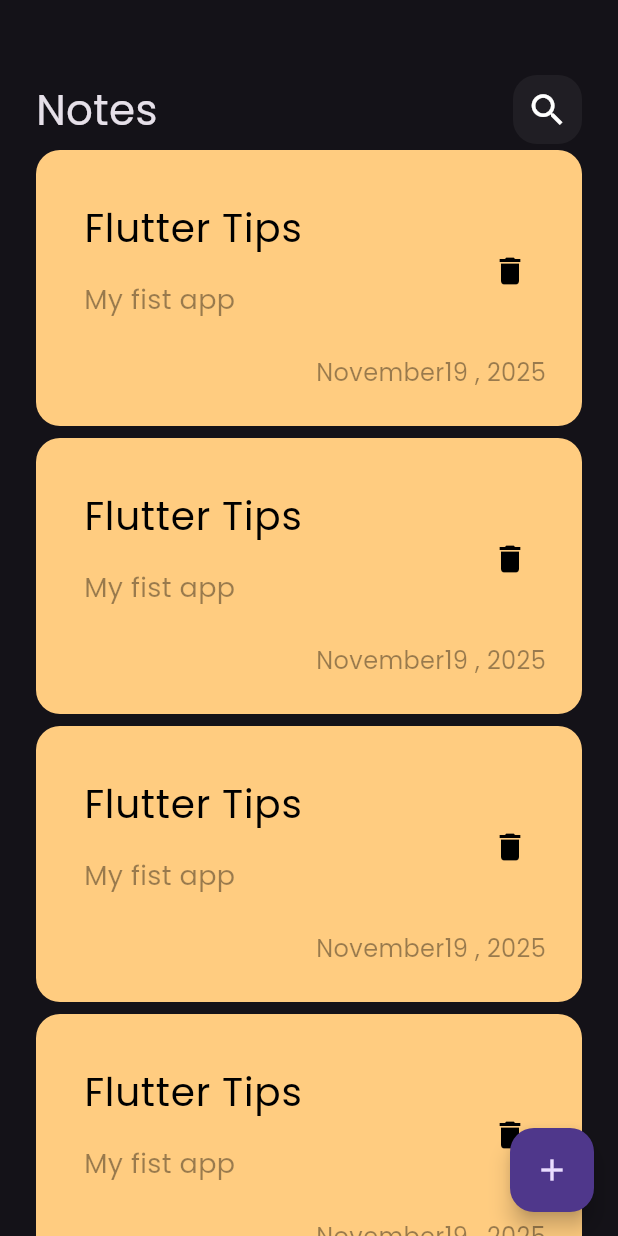
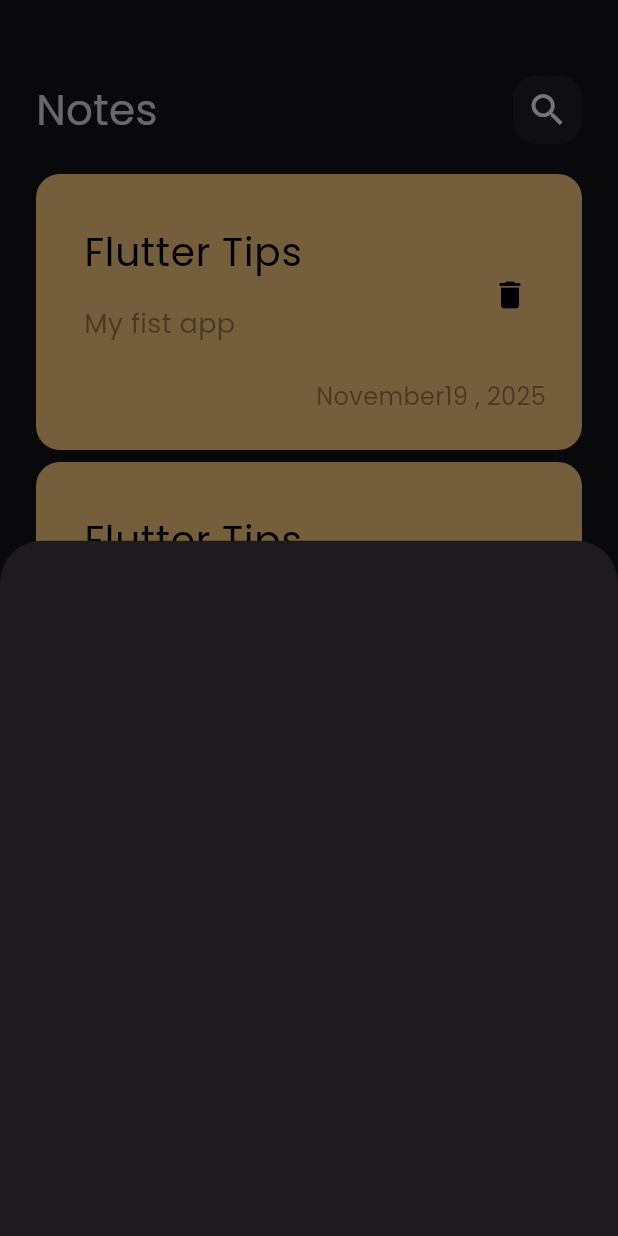
Before and after one commit to Yehia-Yehia1/notes_app, a Flutter app: the screen it shows after launch, after a tap on the "add" icon, on a phone screen of 412 x 824 dp. Run offline on Flutter 3.47's test engine with Material 3 defaults, Android fonts, the phone set to English and light mode, and no system bars.

Commit message:
add note buttom sheet

```diff
--- a/app/lib/views/notes_view.dart
+++ b/app/lib/views/notes_view.dart
@@ -1,3 +1,4 @@
+import 'package:app/views/widgets/add_note_bottom_sheet.dart';
 import 'package:flutter/material.dart';
 
 import 'widgets/notes_view_body.dart';
@@ -9,7 +10,14 @@ class NotesView extends StatelessWidget {
   Widget build(BuildContext context) {
     return Scaffold(
       floatingActionButton: FloatingActionButton(
-        onPressed: () {},
+        onPressed: () {
+          showModalBottomSheet(
+            context: context,
+            builder: (context) {
+              return const AddNoteBottomSheet();
+            },
+          );
+        },
         child: const Icon(Icons.add),
       ),
       body: const NotesViewBody(),
--- /dev/null
+++ b/app/lib/views/widgets/add_note_bottom_sheet.dart
@@ -0,0 +1,10 @@
+import 'package:flutter/material.dart';
+
+class AddNoteBottomSheet extends StatelessWidget {
+  const AddNoteBottomSheet({super.key});
+
+  @override
+  Widget build(BuildContext context) {
+    return Container();
+  }
+}
--- a/app/lib/views/widgets/notes_list_view.dart
+++ b/app/lib/views/widgets/notes_list_view.dart
@@ -7,13 +7,17 @@ class NotesListView extends StatelessWidget {
 
   @override
   Widget build(BuildContext context) {
-    return ListView.builder(
+    return Padding(
+      padding: const EdgeInsets.symmetric(vertical: 16),
+      child: ListView.builder(
+        padding: EdgeInsets.zero,
         itemBuilder: (context, index) {
           return const Padding(
             padding: EdgeInsets.symmetric(vertical: 4),
             child: NoteItem(),
           );
         },
+      ),
     );
   }
 }
```
Lines whose indentation alone changed are shown as unchanged.
